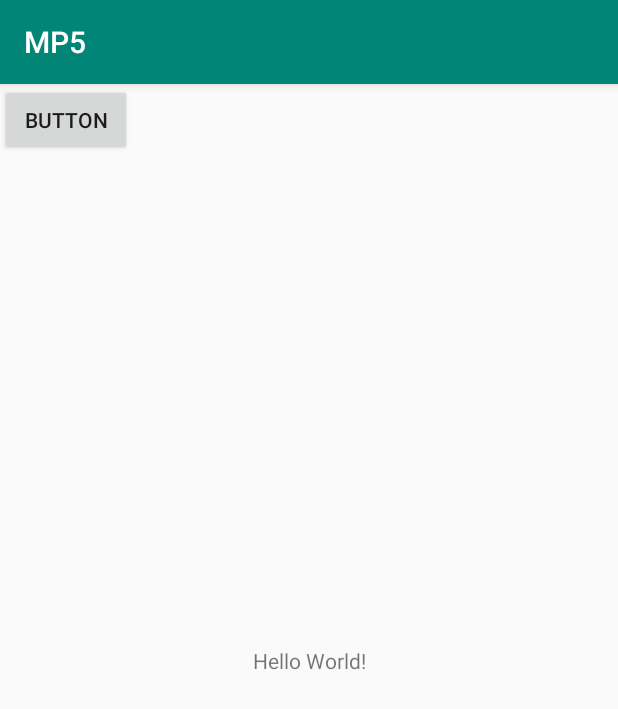
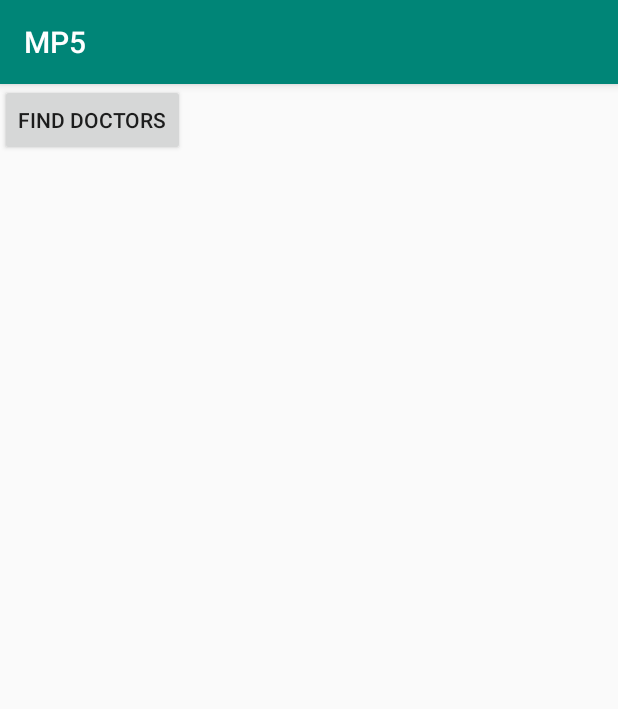
Before and after one commit to lavanya6/MP5-3, an Android app: the screen it shows after launch (MainActivity), on a phone screen of 412 x 824 dp. Shown: the top 709 px of the screen. Run offline under Robolectric (Android 15) with nearby library versions, the phone set to English and light mode, and no system bars.

Commit message:
Changed name of button

```diff
--- a/app/src/main/res/layout/activity_main.xml
+++ b/app/src/main/res/layout/activity_main.xml
@@ -6,21 +6,13 @@
     android:layout_height="match_parent"
     tools:context=".MainActivity">
 
-    <TextView
+    <Button
+        android:id="@+id/doctor"
         android:layout_width="wrap_content"
         android:layout_height="wrap_content"
-        android:text="Hello World!"
-        app:layout_constraintBottom_toBottomOf="parent"
-        app:layout_constraintLeft_toLeftOf="parent"
-        app:layout_constraintRight_toRightOf="parent"
-        app:layout_constraintTop_toTopOf="parent" />
-
-    <Button
-        android:id="@+id/button"
-        android:layout_width="wrap_content"
-        android:layout_height="wrap_content"
-        android:text="Button"
-        tools:layout_editor_absoluteX="136dp"
-        tools:layout_editor_absoluteY="205dp" />
+        android:text="Find Doctors"
+        android:visibility="visible"
+        tools:layout_editor_absoluteX="133dp"
+        tools:layout_editor_absoluteY="488dp" />
 
 </android.support.constraint.ConstraintLayout>
```
